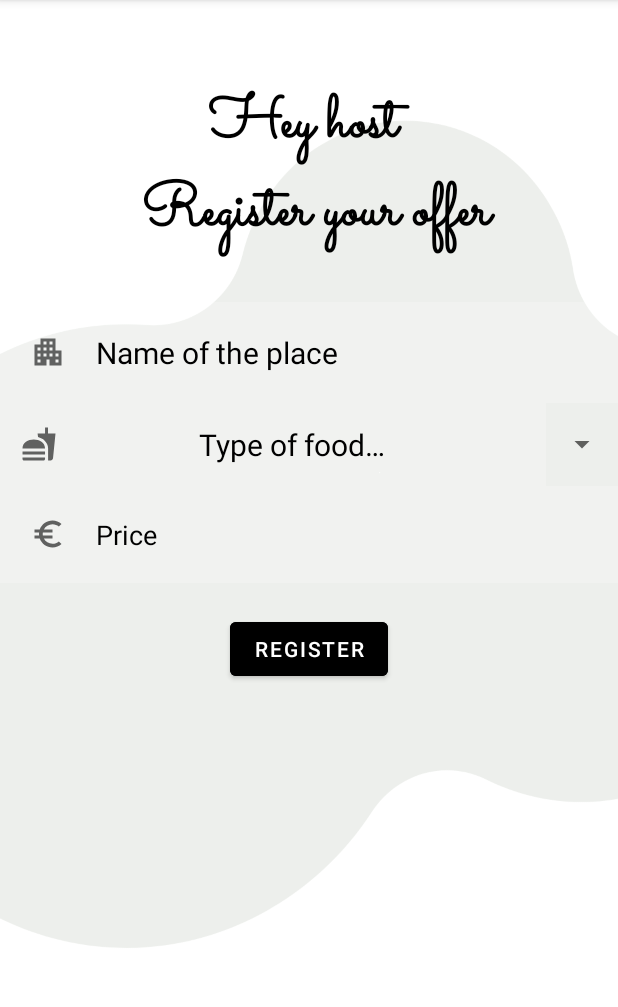
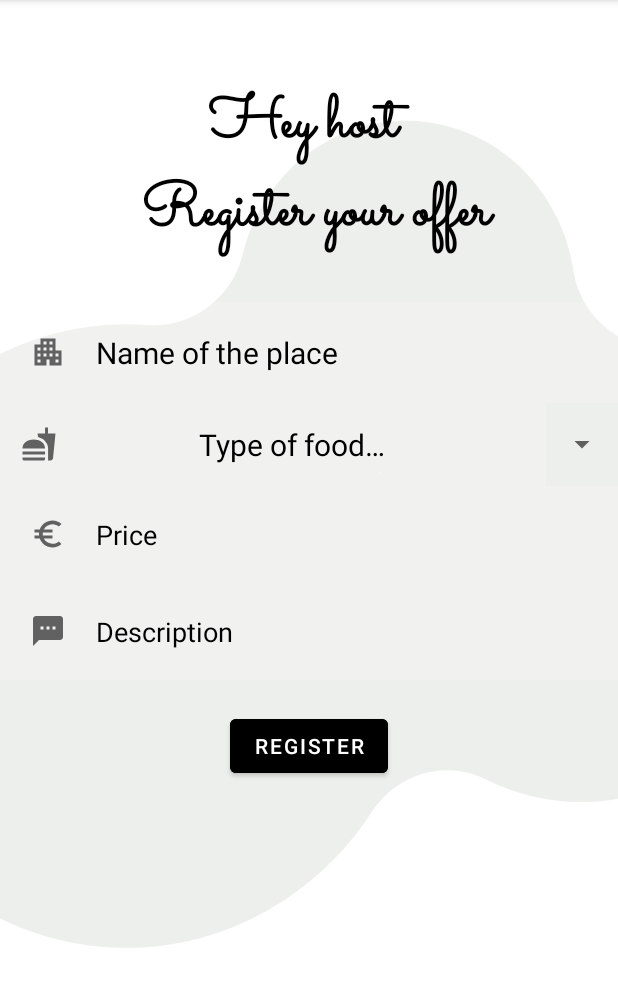
Before and after one commit to alodijutgla/Youmie, an Android app: the HostActivity screen opened directly, with no data from a screen before it, on a phone screen of 412 x 824 dp, the part 84-1091 px from its top. Run offline under Robolectric (Android 15) with nearby library versions, the phone set to English and light mode, and no system bars; libraries missing offline, so code that uses them is left out: es.dmoral.toasty.

Commit message:
last tweeks

```diff
--- a/app/src/main/java/com/example/youmie/activities/HostActivity.java
+++ b/app/src/main/java/com/example/youmie/activities/HostActivity.java
@@ -24,9 +24,8 @@ import es.dmoral.toasty.Toasty;
 
 public class HostActivity extends AppCompatActivity {
 
-    Button registerButton;
-    EditText nameOfPlace, price;
-    String foodType;
+    private EditText nameOfPlace, price, description;
+    private String foodType;
 
     @Override
     protected void onCreate(Bundle savedInstanceState) {
@@ -35,7 +34,8 @@ public class HostActivity extends AppCompatActivity {
 
         nameOfPlace = findViewById(R.id.placeName);
         price = findViewById(R.id.price);
-        registerButton = findViewById(R.id.registerBtn);
+        description = findViewById(R.id.edtDescription);
+        Button registerButton = findViewById(R.id.registerBtn);
         String username = SharedPrefUtils.getUsername(this);
         DatabaseUtils databaseUtils = new DatabaseUtils(this);
 
@@ -46,13 +46,14 @@ public class HostActivity extends AppCompatActivity {
             public void onClick(View view) {
                 String nameOfPlaceText = nameOfPlace.getText().toString();
                 String priceText = price.getText().toString();
+                String descriptionText = description.getText().toString();
 
-                if (nameOfPlaceText.isEmpty() || priceText.isEmpty() || foodType.isEmpty()) {
+                if (nameOfPlaceText.isEmpty() || priceText.isEmpty() || foodType.isEmpty() || descriptionText.isEmpty()) {
                     Toasty.warning(HostActivity.this,
                             "Please provide all fields",
                             Toast.LENGTH_SHORT, true).show();
                 } else {
-                    if (databaseUtils.insertHostData(username, nameOfPlaceText, foodType, Float.parseFloat(priceText))) {
+                    if (databaseUtils.insertHostData(username, nameOfPlaceText, foodType, Float.parseFloat(priceText), descriptionText)) {
                         Toasty.success(HostActivity.this,
                                 "Entry registered successfully!",
                                 Toast.LENGTH_SHORT).show();
--- a/app/src/main/java/com/example/youmie/activities/WelcomeActivity.java
+++ b/app/src/main/java/com/example/youmie/activities/WelcomeActivity.java
@@ -25,6 +25,11 @@ public class WelcomeActivity extends AppCompatActivity {
         ImageView imageView = findViewById(R.id.imageTitle);
         runAnimation(imageView);
         startLoginActivity();
+    }
+
+    @Override
+    public void onBackPressed() {
+        finishAffinity();
     }
 
     private void startLoginActivity() {
--- /dev/null
+++ b/app/src/main/res/drawable/ic_baseline_textsms_24.xml
@@ -0,0 +1,10 @@
+<vector xmlns:android="http://schemas.android.com/apk/res/android"
+    android:width="24dp"
+    android:height="24dp"
+    android:viewportWidth="24"
+    android:viewportHeight="24"
+    android:tint="?attr/colorControlNormal">
+  <path
+      android:fillColor="@android:color/white"
+      android:pathData="M20,2L4,2c-1.1,0 -1.99,0.9 -1.99,2L2,22l4,-4h14c1.1,0 2,-0.9 2,-2L22,4c0,-1.1 -0.9,-2 -2,-2zM9,11L7,11L7,9h2v2zM13,11h-2L11,9h2v2zM17,11h-2L15,9h2v2z"/>
+</vector>
--- a/app/src/main/res/layout/activity_guest.xml
+++ b/app/src/main/res/layout/activity_guest.xml
@@ -12,7 +12,6 @@
         android:layout_width="match_parent"
         android:layout_height="wrap_content"
         android:layout_marginTop="4dp"
-        android:fontFamily="@font/sacramento_regular"
         android:gravity="center"
         android:textColor="@color/black"
         android:textSize="30sp"
--- a/app/src/main/res/layout/activity_host.xml
+++ b/app/src/main/res/layout/activity_host.xml
@@ -56,11 +56,27 @@
         android:textColor="@color/black"
         android:textColorHint="@color/black" />
 
+    <EditText
+        android:id="@+id/edtDescription"
+        android:layout_width="match_parent"
+        android:layout_height="wrap_content"
+        android:layout_below="@id/price"
+        android:background="#30ffffff"
+        android:drawableStart="@drawable/ic_baseline_textsms_24"
+        android:drawablePadding="20dp"
+        android:hint="Description"
+        android:inputType="textCapSentences|textMultiLine"
+        android:maxLength="2000"
+        android:maxLines="4"
+        android:padding="20dp"
+        android:textColor="@color/black"
+        android:textColorHint="@color/black" />
+
     <com.google.android.material.button.MaterialButton
         android:id="@+id/registerBtn"
         android:layout_width="wrap_content"
         android:layout_height="wrap_content"
-        android:layout_below="@id/price"
+        android:layout_below="@id/edtDescription"
         android:layout_centerHorizontal="true"
         android:layout_margin="20dp"
         android:backgroundTint="@color/design_default_color_on_secondary"
```
Also changed, not shown: app/src/main/java/com/example/youmie/activities/DetailedActivity.java (+19 -3 lines), app/src/main/java/com/example/youmie/activities/GuestActivity.java (+10 -9 lines), app/src/main/java/com/example/youmie/utils/DatabaseUtils.java (+5 -3 lines), app/src/main/java/com/example/youmie/utils/Host.java (+11 -1 lines), app/src/main/java/com/example/youmie/utils/RecycleAdapter.java (+18 -17 lines), app/src/main/res/layout/activity_detailed.xml (+48 -5 lines), app/src/main/res/layout/item_layout.xml (+19 -6 lines).
